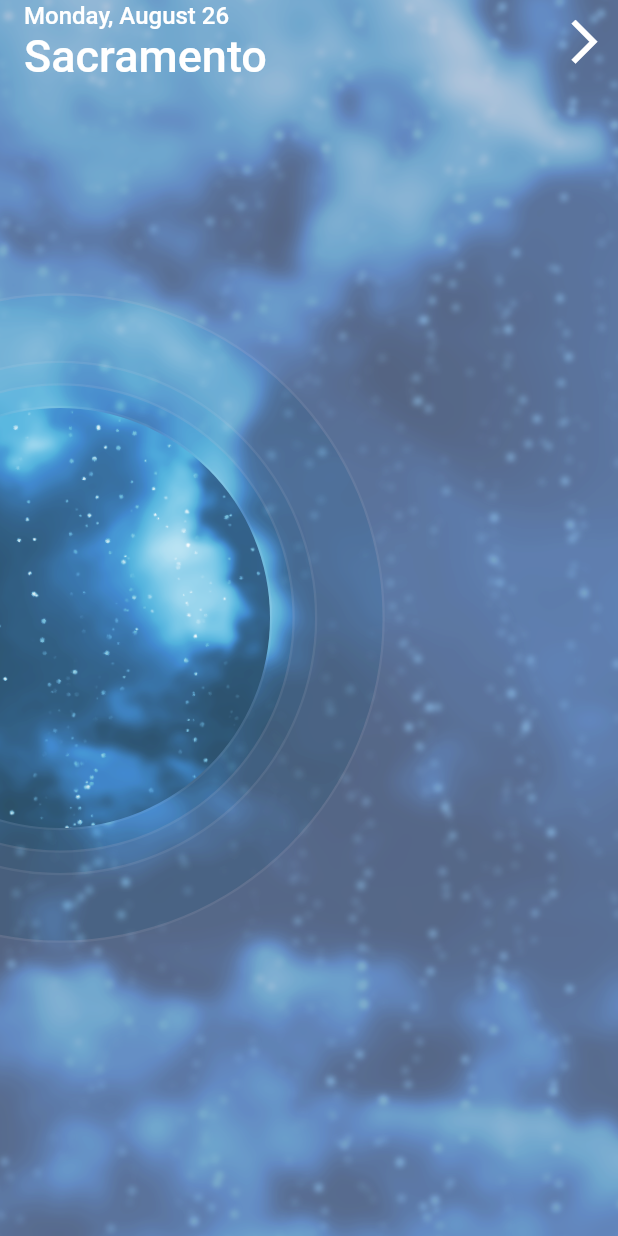
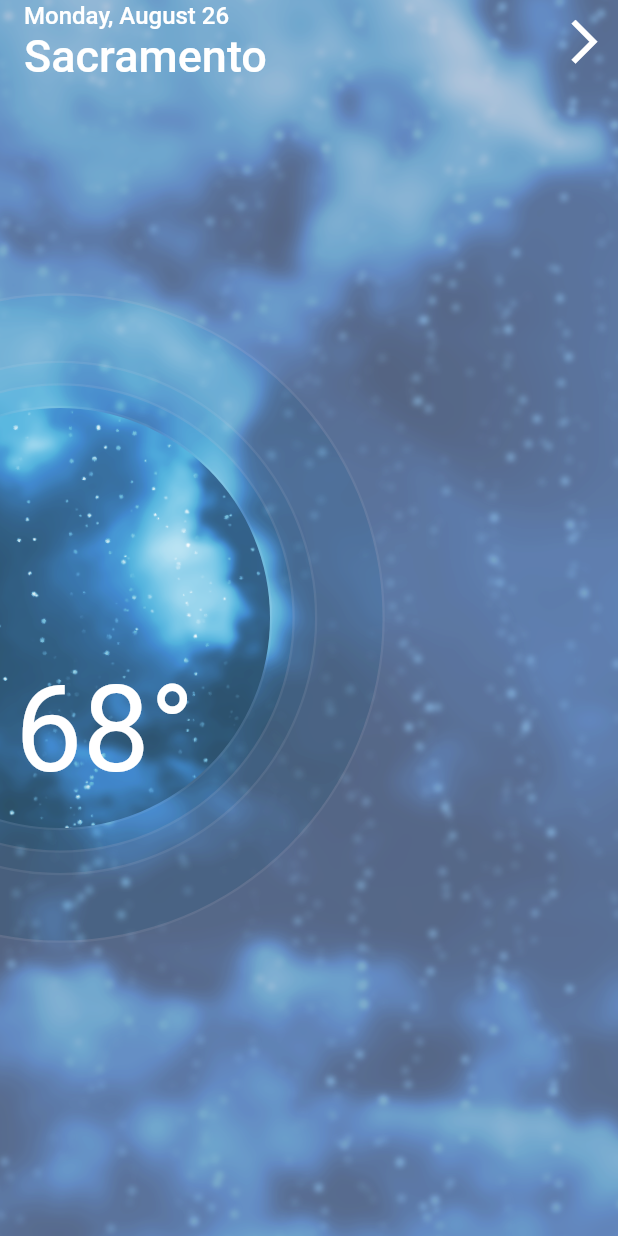
Before and after one commit to jbabin91/flutter-weather-tutorial, a Flutter app: the screen it shows after launch, on a phone screen of 412 x 824 dp. Run offline on Flutter 3.47's test engine with Material 2 defaults, Android fonts, the phone set to English and light mode, and no system bars.

Commit message:
Added forecast

```diff
--- /dev/null
+++ b/lib/forecast/forecast.dart
@@ -0,0 +1,26 @@
+import 'package:flutter/material.dart';
+import 'package:weather_forecast/forecast/background/background_with_rings.dart';
+
+class Forecast extends StatelessWidget {
+  Widget _temperatureText() {
+    return new Align(
+        alignment: Alignment.centerLeft,
+        child: new Padding(
+          padding: const EdgeInsets.only(top: 150.0, left: 10.0),
+          child: new Text(
+            '68°',
+            style: new TextStyle(color: Colors.white, fontSize: 80.0),
+          ),
+        ));
+  }
+
+  @override
+  Widget build(BuildContext context) {
+    return new Stack(
+      children: <Widget>[
+        new BackgroundWithRings(),
+        _temperatureText(),
+      ],
+    );
+  }
+}
--- a/lib/main.dart
+++ b/lib/main.dart
@@ -1,6 +1,6 @@
 import 'package:flutter/material.dart';
 import 'package:weather_forecast/forecast/app_bar.dart';
-import 'package:weather_forecast/forecast/background/background_with_rings.dart';
+import 'package:weather_forecast/forecast/forecast.dart';
 import 'package:weather_forecast/generic_widgets/sliding_drawer.dart';
 import 'package:weather_forecast/forecast/week_drawer.dart';
 
@@ -45,7 +45,7 @@ class _MyHomePageState extends State<MyHomePage>
     return new Scaffold(
         body: new Stack(
       children: <Widget>[
-        new BackgroundWithRings(),
+        new Forecast(),
         new Positioned(
           top: 0.0,
           left: 0.0,
```
